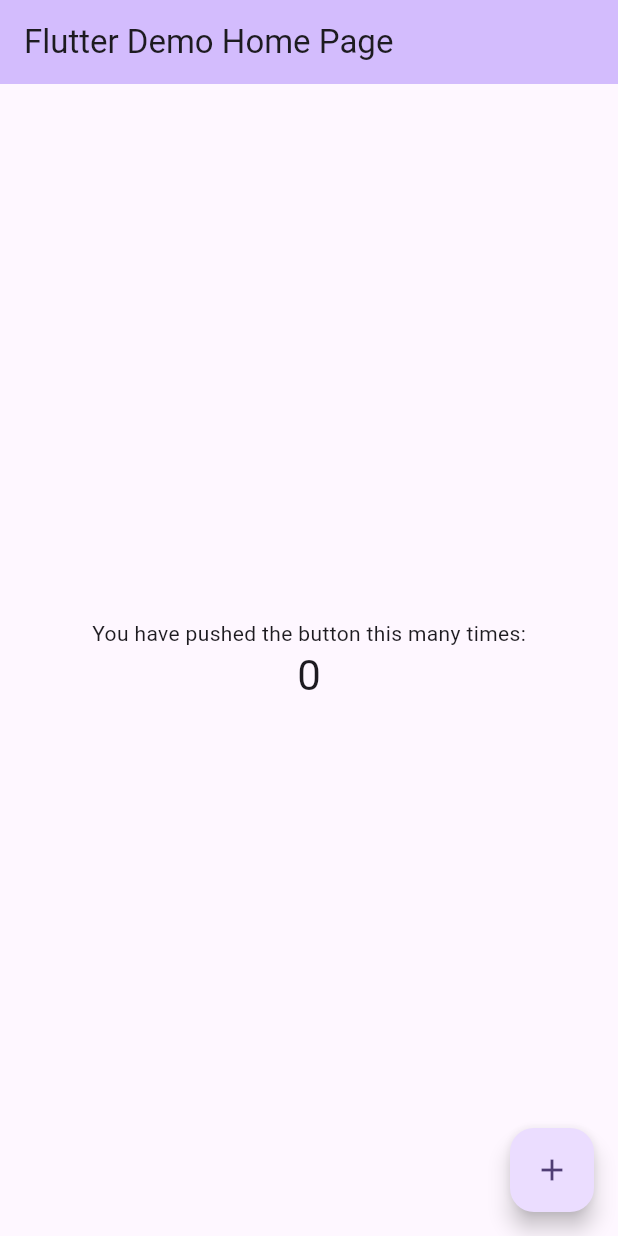
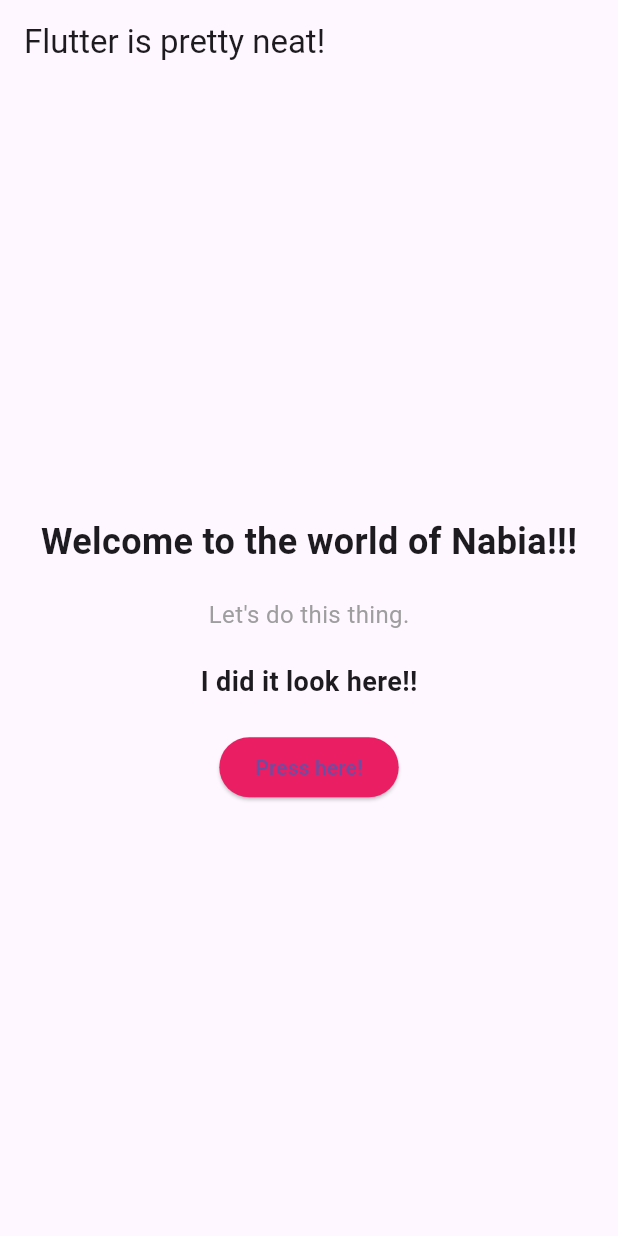
Before and after one commit to TeamirTesh/Tabia, a Flutter app: the screen it shows after launch, on a phone screen of 412 x 824 dp. Run offline on Flutter 3.47's test engine with Material 3 defaults, Android fonts, the phone set to English and light mode, and no system bars.

Commit message:
Update main.dart
Co-authored-by: Cursor <cursoragent@cursor.com>

```diff
--- a/lib/main.dart
+++ b/lib/main.dart
@@ -1,121 +1,65 @@
+// main.dart
 import 'package:flutter/material.dart';
 
+// The main entry point of the app
 void main() {
-  runApp(const MyApp());
+  runApp(MyApp());
 }
 
 class MyApp extends StatelessWidget {
-  const MyApp({super.key});
-
-  // This widget is the root of your application.
   @override
   Widget build(BuildContext context) {
     return MaterialApp(
-      title: 'Flutter Demo',
+      // TASK 1: Change the title of the app
+      title: "Nabia's First App",
       theme: ThemeData(
-        // This is the theme of your application.
-        //
-        // TRY THIS: Try running your application with "flutter run". You'll see
-        // the application has a purple toolbar. Then, without quitting the app,
-        // try changing the seedColor in the colorScheme below to Colors.green
-        // and then invoke "hot reload" (save your changes or press the "hot
-        // reload" button in a Flutter-supported IDE, or press "r" if you used
-        // the command line to start the app).
-        //
-        // Notice that the counter didn't reset back to zero; the application
-        // state is not lost during the reload. To reset the state, use hot
-        // restart instead.
-        //
-        // This works for code too, not just values: Most code changes can be
-        // tested with just a hot reload.
-        colorScheme: .fromSeed(seedColor: Colors.deepPurple),
+        // TASK 2: Change the primary swatch color (try Colors.red, Colors.green)
+        primarySwatch: Colors.purple,
       ),
-      home: const MyHomePage(title: 'Flutter Demo Home Page'),
+      home: HomePage(),
     );
   }
 }
 
-class MyHomePage extends StatefulWidget {
-  const MyHomePage({super.key, required this.title});
-
-  // This widget is the home page of your application. It is stateful, meaning
-  // that it has a State object (defined below) that contains fields that affect
-  // how it looks.
-
-  // This class is the configuration for the state. It holds the values (in this
-  // case the title) provided by the parent (in this case the App widget) and
-  // used by the build method of the State. Fields in a Widget subclass are
-  // always marked "final".
-
-  final String title;
-
-  @override
-  State<MyHomePage> createState() => _MyHomePageState();
-}
-
-class _MyHomePageState extends State<MyHomePage> {
-  int _counter = 0;
-
-  void _incrementCounter() {
-    setState(() {
-      // This call to setState tells the Flutter framework that something has
-      // changed in this State, which causes it to rerun the build method below
-      // so that the display can reflect the updated values. If we changed
-      // _counter without calling setState(), then the build method would not be
-      // called again, and so nothing would appear to happen.
-      _counter++;
-    });
-  }
-
+class HomePage extends StatelessWidget {
   @override
   Widget build(BuildContext context) {
-    // This method is rerun every time setState is called, for instance as done
-    // by the _incrementCounter method above.
-    //
-    // The Flutter framework has been optimized to make rerunning build methods
-    // fast, so that you can just rebuild anything that needs updating rather
-    // than having to individually change instances of widgets.
     return Scaffold(
       appBar: AppBar(
-        // TRY THIS: Try changing the color here to a specific color (to
-        // Colors.amber, perhaps?) and trigger a hot reload to see the AppBar
-        // change color while the other colors stay the same.
-        backgroundColor: Theme.of(context).colorScheme.inversePrimary,
-        // Here we take the value from the MyHomePage object that was created by
-        // the App.build method, and use it to set our appbar title.
-        title: Text(widget.title),
+        // TASK 3: Change the text in the top bar
+        title: Text('Flutter is pretty neat!'),
       ),
       body: Center(
-        // Center is a layout widget. It takes a single child and positions it
-        // in the middle of the parent.
         child: Column(
-          // Column is also a layout widget. It takes a list of children and
-          // arranges them vertically. By default, it sizes itself to fit its
-          // children horizontally, and tries to be as tall as its parent.
-          //
-          // Column has various properties to control how it sizes itself and
-          // how it positions its children. Here we use mainAxisAlignment to
-          // center the children vertically; the main axis here is the vertical
-          // axis because Columns are vertical (the cross axis would be
-          // horizontal).
-          //
-          // TRY THIS: Invoke "debug painting" (choose the "Toggle Debug Paint"
-          // action in the IDE, or press "p" in the console), to see the
-          // wireframe for each widget.
-          mainAxisAlignment: .center,
+          mainAxisAlignment: MainAxisAlignment.center,
           children: [
-            const Text('You have pushed the button this many times:'),
+            // TASK 4: Change the main text below
             Text(
-              '$_counter',
-              style: Theme.of(context).textTheme.headlineMedium,
+              'Welcome to the world of Nabia!!!',
+              style: TextStyle(fontSize: 24, fontWeight: FontWeight.bold),
             ),
+            SizedBox(height: 20), // Adds space between widgets
+            // TASK 5: Change the subtitle text
+            Text(
+              'Let\'s do this thing.',
+              style: TextStyle(fontSize: 16, color: Colors.grey),
+            ),
+            SizedBox(height: 20),
+            Text( //task #7
+              'I did it look here!!',
+              style: TextStyle(fontSize: 18, fontWeight: FontWeight.bold),
+            ),
+            SizedBox(height: 20),
+            ElevatedButton(
+              onPressed: () {
+                print('Button Clicked!');
+              },
+              // TASK 6: Change the text on the button
+              child: Text('Press here!'),
+              style: ElevatedButton.styleFrom(backgroundColor: Colors.pink)//task 8
+            )
           ],
         ),
-      ),
-      floatingActionButton: FloatingActionButton(
-        onPressed: _incrementCounter,
-        tooltip: 'Increment',
-        child: const Icon(Icons.add),
       ),
     );
   }
```
